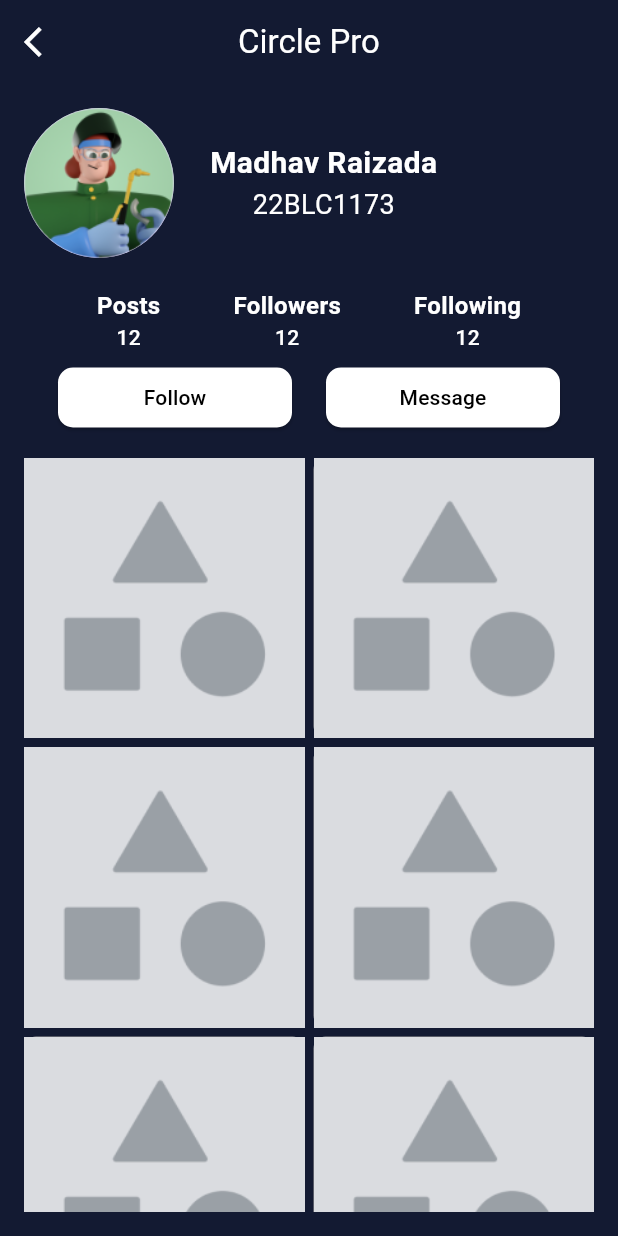
After one commit to micvitc/Networking-App-Frontend, a Flutter app: the ProfileScreen screen opened directly, on a phone screen of 412 x 824 dp. The commit adds this screen. Run offline on Flutter 3.47's test engine with Material 2 defaults, Android fonts, the phone set to English and light mode, and no system bars.

Commit message:
"changes in the profile page"

```diff
--- a/lib/main.dart
+++ b/lib/main.dart
@@ -1,5 +1,7 @@
 import 'package:flutter/material.dart';
 import 'package:networking_mic/ui/pages/homePage.dart';
+import 'package:networking_mic/ui/pages/profilepage.dart';
+import 'package:networking_mic/ui/widget/profilePage.dart';
 
 void main() {
   runApp(const MyApp());
@@ -12,12 +14,13 @@ class MyApp extends StatelessWidget {
   @override
   Widget build(BuildContext context) {
     return MaterialApp(
+      debugShowCheckedModeBanner: false,
       title: 'Flutter Demo',
       theme: ThemeData(
         colorScheme: ColorScheme.fromSeed(seedColor: Colors.deepPurple),
         useMaterial3: true,
       ),
-      home: const HomePage(),
+      home: HomePage(),
     );
   }
 }
--- a/lib/ui/pages/homeScreen.dart
+++ b/lib/ui/pages/homeScreen.dart
@@ -1,4 +1,5 @@
 import 'package:flutter/material.dart';
+import 'package:networking_mic/ui/pages/profilepage.dart';
 import 'package:networking_mic/ui/widget/postCard.dart';
 import 'package:networking_mic/ui/widget/profilePage.dart';
 
@@ -36,7 +37,7 @@ class HomeScreen extends StatelessWidget {
               onTap: () {
                 Navigator.push(
                   context,
-                  MaterialPageRoute(builder: (context) => const ProfilePage()),
+                  MaterialPageRoute(builder: (context) => ProfileScreen()),
                 );
               },
               child: Container(
--- /dev/null
+++ b/lib/ui/pages/profilepage.dart
@@ -0,0 +1,175 @@
+import 'package:flutter/material.dart';
+
+import '../widget/constants.dart';
+
+class ProfileScreen extends StatelessWidget {
+  @override
+  Widget build(BuildContext context) {
+    final width = MediaQuery.of(context).size.width;
+    return Scaffold(
+      backgroundColor: const Color(0xFF131a32),
+      appBar: AppBar(
+        leading: IconButton(
+          onPressed: () {
+            Navigator.of(context).pop();
+          },
+          icon: Icon(
+            Icons.arrow_back_ios,
+            color: Colors.white,
+          ),
+        ),
+        // iconTheme: IconThemeData(color: Colors.white),
+        backgroundColor: Colors.transparent,
+        centerTitle: true,
+        title: const Text(
+          "Circle Pro",
+          style: TextStyle(color: Colors.white),
+        ),
+      ),
+      body: Padding(
+        padding: const EdgeInsets.all(16.0),
+        child: Column(
+          crossAxisAlignment: CrossAxisAlignment.center,
+          children: [
+            Row(
+              children: [
+                const CircleAvatar(
+                  radius: 50,
+                  backgroundImage: AssetImage(
+                      "assets/icons/profile.png"), // Replace with your image
+                ),
+                const SizedBox(
+                  width: 24,
+                ),
+                Column(
+                  children: const [
+                    Text(
+                      "Madhav Raizada",
+                      style: TextStyle(
+                          fontSize: 20,
+                          fontWeight: FontWeight.bold,
+                          color: Colors.white),
+                    ),
+                    Text(
+                      "22BLC1173",
+                      style: TextStyle(
+                          fontSize: 18,
+                          fontWeight: FontWeight.w400,
+                          color: Colors.white),
+                    ),
+                  ],
+                )
+              ],
+            ),
+            const SizedBox(height: 20),
+            Row(
+              mainAxisAlignment: MainAxisAlignment.spaceEvenly,
+              children: [
+                Column(
+                  mainAxisAlignment: MainAxisAlignment.center,
+                  children: const [
+                    Text(
+                      "Posts",
+                      style: style1,
+                    ),
+                    Text(
+                      "12",
+                      style: style2,
+                    )
+                  ],
+                ),
+                Column(
+                  mainAxisAlignment: MainAxisAlignment.center,
+                  children: const [
+                    Text(
+                      "Followers",
+                      style: style1,
+                    ),
+                    Text(
+                      "12",
+                      style: style2,
+                    )
+                  ],
+                ),
+                Column(
+                  mainAxisAlignment: MainAxisAlignment.center,
+                  children: const [
+                    Text(
+                      "Following",
+                      style: style1,
+                    ),
+                    Text(
+                      "12",
+                      style: style2,
+                    ),
+                  ],
+                ),
+              ],
+            ),
+            const SizedBox(height: 10),
+            Row(
+              mainAxisAlignment: MainAxisAlignment.spaceEvenly,
+              children: [
+                SizedBox(
+                  height: 40,
+                  width: width / 2 - 50,
+                  child: ElevatedButton(
+                    style: ElevatedButton.styleFrom(
+                        backgroundColor: Colors.white,
+                        shape: RoundedRectangleBorder(
+                            borderRadius: BorderRadius.circular(10))),
+                    onPressed: () {},
+                    child: const Text(
+                      "Follow",
+                      style: TextStyle(color: Colors.black),
+                    ),
+                  ),
+                ),
+                SizedBox(
+                  height: 40,
+                  width: width / 2 - 50,
+                  child: ElevatedButton(
+                    style: ElevatedButton.styleFrom(
+                        backgroundColor: Colors.white,
+                        shape: RoundedRectangleBorder(
+                            borderRadius: BorderRadius.circular(10))),
+                    onPressed: () {},
+                    child: const Text(
+                      "Message",
+                      style: TextStyle(color: Colors.black),
+                    ),
+                  ),
+                ),
+                // IconButton(
+                //     onPressed: () {}, icon: Icon(Icons.messenger_outline))
+              ],
+            ),
+            const SizedBox(height: 20),
+            Expanded(
+              child: GridView.builder(
+                gridDelegate: const SliverGridDelegateWithFixedCrossAxisCount(
+                  crossAxisCount: 2,
+                  crossAxisSpacing: 6,
+                  mainAxisSpacing: 6,
+                ),
+                itemCount: 9, // Number of items in the grid
+                itemBuilder: (BuildContext context, int index) {
+                  return Container(
+                    decoration: BoxDecoration(
+                      borderRadius: BorderRadius.circular(8),
+                      color: Colors.grey,
+                    ),
+                    child: Image.asset(
+                      "assets/icons/media.png",
+                      fit: BoxFit.cover,
+                    ),
+                  );
+                },
+              ),
+            ),
+          ],
+        ),
+      ),
+    );
+  }
+}
--- /dev/null
+++ b/lib/ui/widget/constants.dart
@@ -0,0 +1,6 @@
+import 'package:flutter/material.dart';
+
+const style1 =
+    TextStyle(fontWeight: FontWeight.bold, fontSize: 16, color: Colors.white);
+const style2 =
+    TextStyle(fontWeight: FontWeight.w500, fontSize: 14, color: Colors.white);
--- a/lib/ui/widget/postCard.dart
+++ b/lib/ui/widget/postCard.dart
@@ -37,7 +37,7 @@ class PostCard extends StatelessWidget {
                   const SizedBox(
                     width: 20,
                   ),
-                  const Column(
+                  Column(
                     mainAxisAlignment: MainAxisAlignment.start,
                     children: [
                       Text(
--- a/lib/ui/widget/profilePage.dart
+++ b/lib/ui/widget/profilePage.dart
@@ -18,7 +18,7 @@ class ProfilePage extends StatelessWidget {
             color: Colors.white,
           ),
         ),
-        title: const Row(
+        title:  Row(
           children: [
             SizedBox(
               width: 60,
@@ -68,7 +68,7 @@ class ProfilePage extends StatelessWidget {
               decoration: BoxDecoration(
                   color: const Color(0xFF1E2643),
                   borderRadius: BorderRadius.circular(10)),
-              child: const Row(
+              child:  Row(
                 mainAxisAlignment: MainAxisAlignment.spaceEvenly,
                 children: [
                   Icon(
@@ -96,7 +96,7 @@ class ProfilePage extends StatelessWidget {
                   borderRadius: BorderRadius.circular(20),
                   color: const Color(0xFF131A32),
                 ),
-                child: const Padding(
+                child:  Padding(
                   padding: EdgeInsets.all(8.0),
                   child: Row(
                     mainAxisAlignment: MainAxisAlignment.spaceEvenly,
--- a/pubspec.yaml
+++ b/pubspec.yaml
@@ -19,7 +19,7 @@ publish_to: 'none' # Remove this line if you wish to publish to pub.dev
 version: 1.0.0+1
 
 environment:
-  sdk: '>=3.0.6 <4.0.0'
+  sdk: '>=2.19.1 <4.0.0'
 
 # Dependencies specify other packages that your package needs in order to work.
 # To automatically upgrade your package dependencies to the latest versions
```
Also changed, not shown: pubspec.lock, 1 other file.
